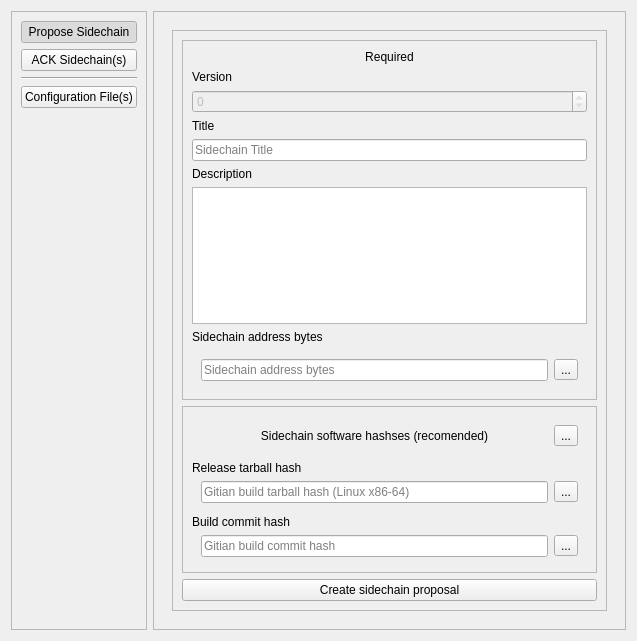
First picture: the form in src/qt/forms/sidechainminerdialog.ui, repository DriveNetTESTDRIVE/DriveNet, before the edit.
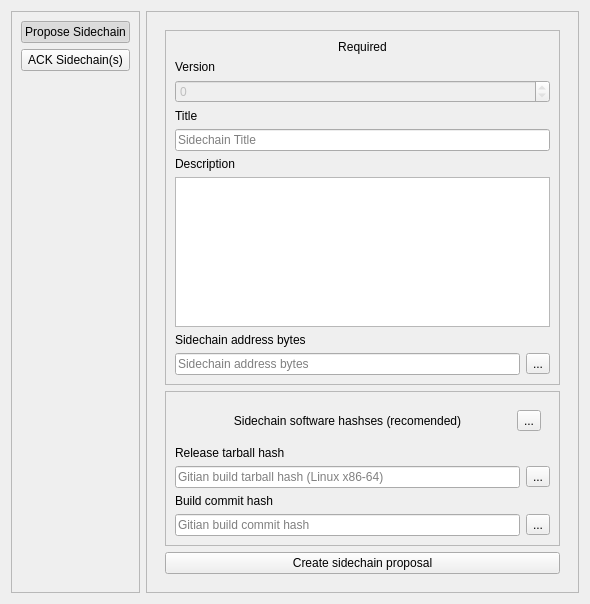
Second picture: the form after the edit. Icons and pictures are not drawn.

The edit to the form file:
```diff
--- a/src/qt/forms/sidechainminerdialog.ui
+++ b/src/qt/forms/sidechainminerdialog.ui
@@ -6,8 +6,8 @@
    <rect>
     <x>0</x>
     <y>0</y>
-    <width>637</width>
-    <height>641</height>
+    <width>590</width>
+    <height>604</height>
    </rect>
   </property>
   <property name="windowTitle">
@@ -61,26 +61,6 @@
         </property>
        </widget>
       </item>
-      <item>
-       <widget class="Line" name="line">
-        <property name="orientation">
-         <enum>Qt::Horizontal</enum>
-        </property>
-       </widget>
-      </item>
-      <item>
-       <widget class="QPushButton" name="pushButtonConfigFiles">
-        <property name="text">
-         <string>Configuration File(s)</string>
-        </property>
-        <property name="checkable">
-         <bool>true</bool>
-        </property>
-        <property name="autoExclusive">
-         <bool>true</bool>
-        </property>
-       </widget>
-      </item>
       <item>
        <spacer name="verticalSpacer">
         <property name="orientation">
@@ -242,15 +222,6 @@
         <widget class="QWidget" name="page_2">
          <layout class="QVBoxLayout" name="verticalLayout_4">
           <item>
-           <widget class="QFrame" name="frame_3">
-            <property name="frameShape">
-             <enum>QFrame::StyledPanel</enum>
-            </property>
-            <property name="frameShadow">
-             <enum>QFrame::Raised</enum>
-            </property>
-            <layout class="QVBoxLayout" name="verticalLayout_6">
-             <item>
               <widget class="QFrame" name="frame_13">
                <property name="frameShape">
                 <enum>QFrame::StyledPanel</enum>
@@ -332,7 +303,22 @@
                   <property name="frameShadow">
                    <enum>QFrame::Raised</enum>
                   </property>
+               <property name="lineWidth">
+                <number>0</number>
+               </property>
                   <layout class="QHBoxLayout" name="horizontalLayout_7">
+                <property name="leftMargin">
+                 <number>0</number>
+                </property>
+                <property name="topMargin">
+                 <number>0</number>
+                </property>
+                <property name="rightMargin">
+                 <number>0</number>
+                </property>
+                <property name="bottomMargin">
+                 <number>0</number>
+                </property>
                    <item>
                     <widget class="QLineEdit" name="lineEditHash">
                      <property name="text">
@@ -418,11 +404,17 @@
                    <enum>QFrame::Raised</enum>
                   </property>
                   <layout class="QHBoxLayout" name="horizontalLayout_5">
+                <property name="leftMargin">
+                 <number>0</number>
+                </property>
                    <property name="topMargin">
                     <number>0</number>
                    </property>
+                <property name="rightMargin">
+                 <number>0</number>
+                </property>
                    <property name="bottomMargin">
-                    <number>6</number>
+                 <number>0</number>
                    </property>
                    <item>
                     <widget class="QLineEdit" name="lineEditIDHash1">
@@ -461,11 +453,17 @@
                    <enum>QFrame::Raised</enum>
                   </property>
                   <layout class="QHBoxLayout" name="horizontalLayout_6">
+                <property name="leftMargin">
+                 <number>0</number>
+                </property>
                    <property name="topMargin">
                     <number>0</number>
                    </property>
+                <property name="rightMargin">
+                 <number>0</number>
+                </property>
                    <property name="bottomMargin">
-                    <number>6</number>
+                 <number>0</number>
                    </property>
                    <item>
                     <widget class="QLineEdit" name="lineEditIDHash2">
@@ -498,25 +496,6 @@
                </property>
               </widget>
              </item>
-             <item>
-              <spacer name="verticalSpacer_2">
-               <property name="orientation">
-                <enum>Qt::Vertical</enum>
-               </property>
-               <property name="sizeType">
-                <enum>QSizePolicy::Maximum</enum>
-               </property>
-               <property name="sizeHint" stdset="0">
-                <size>
-                 <width>20</width>
-                 <height>40</height>
-                </size>
-               </property>
-              </spacer>
-             </item>
-            </layout>
-           </widget>
-          </item>
          </layout>
         </widget>
         <widget class="QWidget" name="page_3">
```
Left out of the diff: 91 changed lines with no effect on the pictures. Lines whose indentation alone changed are shown as unchanged.
